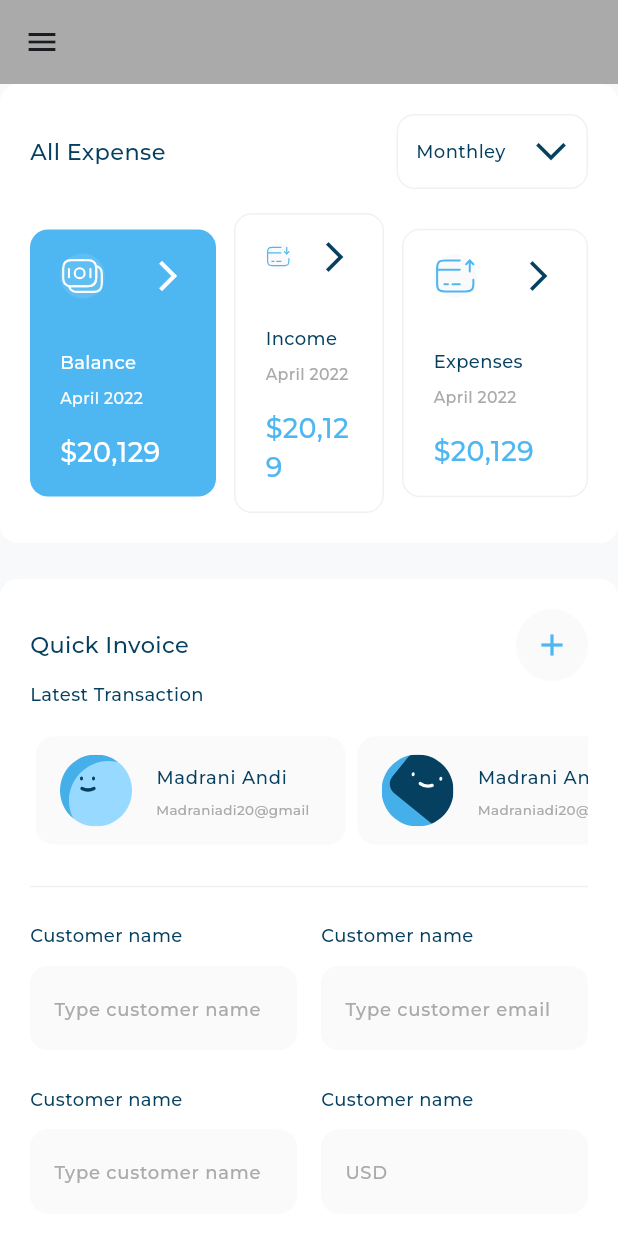
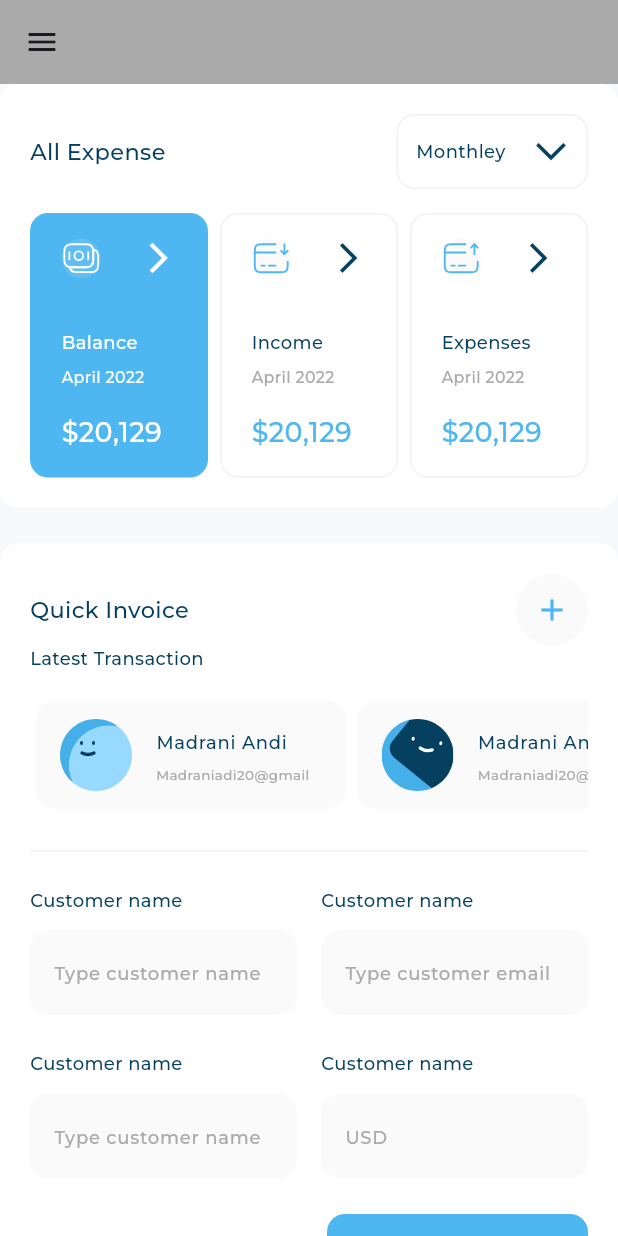
Before and after one commit to raghadhawat/responsive_dash_board, a Flutter app: the screen it shows after launch, on a phone screen of 412 x 824 dp. Run offline on Flutter 3.47's test engine with Material 3 defaults, Android fonts, the phone set to English and light mode, and no system bars; our stand-ins replace device_preview, expandable_page_view, fl_chart, flutter_svg; project files that could hold a hidden picture were left out.

Commit message:
responsive mobile layout part four

```diff
--- a/lib/widgets/all_expensess_items_list_view.dart
+++ b/lib/widgets/all_expensess_items_list_view.dart
@@ -36,28 +36,71 @@ class _AllExpensessItemsListViewState extends State<AllExpensessItemsListView> {
   @override
   Widget build(BuildContext context) {
     return Row(
-        // children: items
-        //     .map((e) =>
-        //         Expanded(child: AllExpensessItem(allExpensessItemModel: e)))
-        //     .toList(),
-        children: items.asMap().entries.map((e) {
-      int index = e.key;
-      var item = e.value;
-      return Expanded(
-        child: GestureDetector(
-          onTap: () {
-            updateIndex(index);
-          },
-          child: Padding(
-            padding: EdgeInsets.symmetric(horizontal: index == 1 ? 12 : 0),
+      children: [
+        Expanded(
+          child: GestureDetector(
+            onTap: () {
+              updateIndex(0);
+            },
             child: AllExpensessItem(
-              allExpensessItemModel: item,
-              isSelected: selectedIndex == index,
+              allExpensessItemModel: items[0],
+              isSelected: selectedIndex == 0,
             ),
           ),
         ),
-      );
-    }).toList());
+        const SizedBox(
+          width: 8,
+        ),
+        Expanded(
+          child: GestureDetector(
+            onTap: () {
+              updateIndex(1);
+            },
+            child: AllExpensessItem(
+              allExpensessItemModel: items[1],
+              isSelected: selectedIndex == 1,
+            ),
+          ),
+        ),
+        const SizedBox(
+          width: 8,
+        ),
+        Expanded(
+          child: GestureDetector(
+            onTap: () {
+              updateIndex(2);
+            },
+            child: AllExpensessItem(
+              allExpensessItemModel: items[2],
+              isSelected: selectedIndex == 2,
+            ),
+          ),
+        )
+      ],
+    );
+    // return Row(
+    //     // children: items
+    //     //     .map((e) =>
+    //     //         Expanded(child: AllExpensessItem(allExpensessItemModel: e)))
+    //     //     .toList(),
+    //     children: items.asMap().entries.map((e) {
+    //   int index = e.key;
+    //   var item = e.value;
+    //   return Expanded(
+    //     child: GestureDetector(
+    //       onTap: () {
+    //         updateIndex(index);
+    //       },
+    //       child: Padding(
+    //         padding: EdgeInsets.symmetric(horizontal: index == 1 ? 12 : 0),
+    //         child: AllExpensessItem(
+    //           allExpensessItemModel: item,
+    //           isSelected: selectedIndex == index,
+    //         ),
+    //       ),
+    //     ),
+    //   );
+    // }).toList());
   }
 
   void updateIndex(int index) {
--- a/lib/widgets/in_active_and_active_all_expensess_item.dart
+++ b/lib/widgets/in_active_and_active_all_expensess_item.dart
@@ -1,4 +1,6 @@
+import 'package:flutter/cupertino.dart';
 import 'package:flutter/material.dart';
+import 'package:flutter/widgets.dart';
 import 'package:rsponsive_dashbaord/models/all_expensess_item_model.dart';
 import 'package:rsponsive_dashbaord/utlis/app_styles.dart';
 import 'package:rsponsive_dashbaord/widgets/all_expensess_item_header.dart';
@@ -34,23 +36,32 @@ class InActiveAllExpensessItem extends StatelessWidget {
           const SizedBox(
             height: 34,
           ),
-          Text(
+          FittedBox(
+            fit: BoxFit.scaleDown,
+            child: Text(
               allExpensessItemModel.title,
               style: AppStyles.styleMedium16(context),
+            ),
           ),
           const SizedBox(
             height: 8,
           ),
-          Text(
+          FittedBox(
+            fit: BoxFit.scaleDown,
+            child: Text(
               allExpensessItemModel.date,
               style: AppStyles.styleRegular14(context),
+            ),
           ),
           const SizedBox(
             height: 16,
           ),
-          Text(
+          FittedBox(
+            fit: BoxFit.scaleDown,
+            child: Text(
               allExpensessItemModel.price,
               style: AppStyles.styleSemiBold24(context),
+            ),
           )
         ],
       ),
@@ -73,6 +84,10 @@ class ActiveAllExpensessItem extends StatelessWidget {
       decoration: ShapeDecoration(
         color: const Color(0xFF4EB7F2),
         shape: RoundedRectangleBorder(
+          side: const BorderSide(
+            width: 1,
+            color: Color(0xFF4EB7F2),
+          ),
           borderRadius: BorderRadius.circular(12),
         ),
       ),
@@ -87,27 +102,36 @@ class ActiveAllExpensessItem extends StatelessWidget {
           const SizedBox(
             height: 34,
           ),
-          Text(
+          FittedBox(
+            fit: BoxFit.scaleDown,
+            child: Text(
               allExpensessItemModel.title,
-            style:
-                AppStyles.styleMedium16(context).copyWith(color: Colors.white),
+              style: AppStyles.styleMedium16(context)
+                  .copyWith(color: Colors.white),
+            ),
           ),
           const SizedBox(
             height: 8,
           ),
-          Text(
+          FittedBox(
+            fit: BoxFit.scaleDown,
+            child: Text(
               allExpensessItemModel.date,
               style: AppStyles.styleRegular14(context).copyWith(
                 color: const Color(0xffFAFAFA),
               ),
             ),
+          ),
           const SizedBox(
             height: 16,
           ),
-          Text(
+          FittedBox(
+            fit: BoxFit.scaleDown,
+            child: Text(
               allExpensessItemModel.price,
               style: AppStyles.styleSemiBold24(context)
                   .copyWith(color: Colors.white),
+            ),
           )
         ],
       ),
```
Lines whose indentation alone changed are shown as unchanged.
